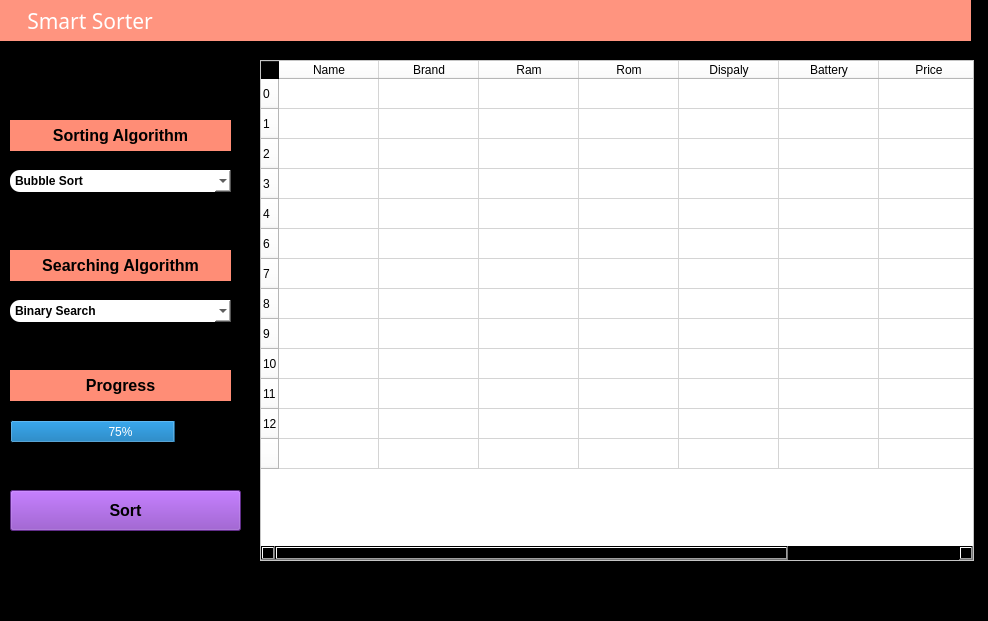
This is GUI Design/smart.ui in saqlainrai/DSA-Mid-Project as Qt 5 draws it before an edit. The edited form follows.
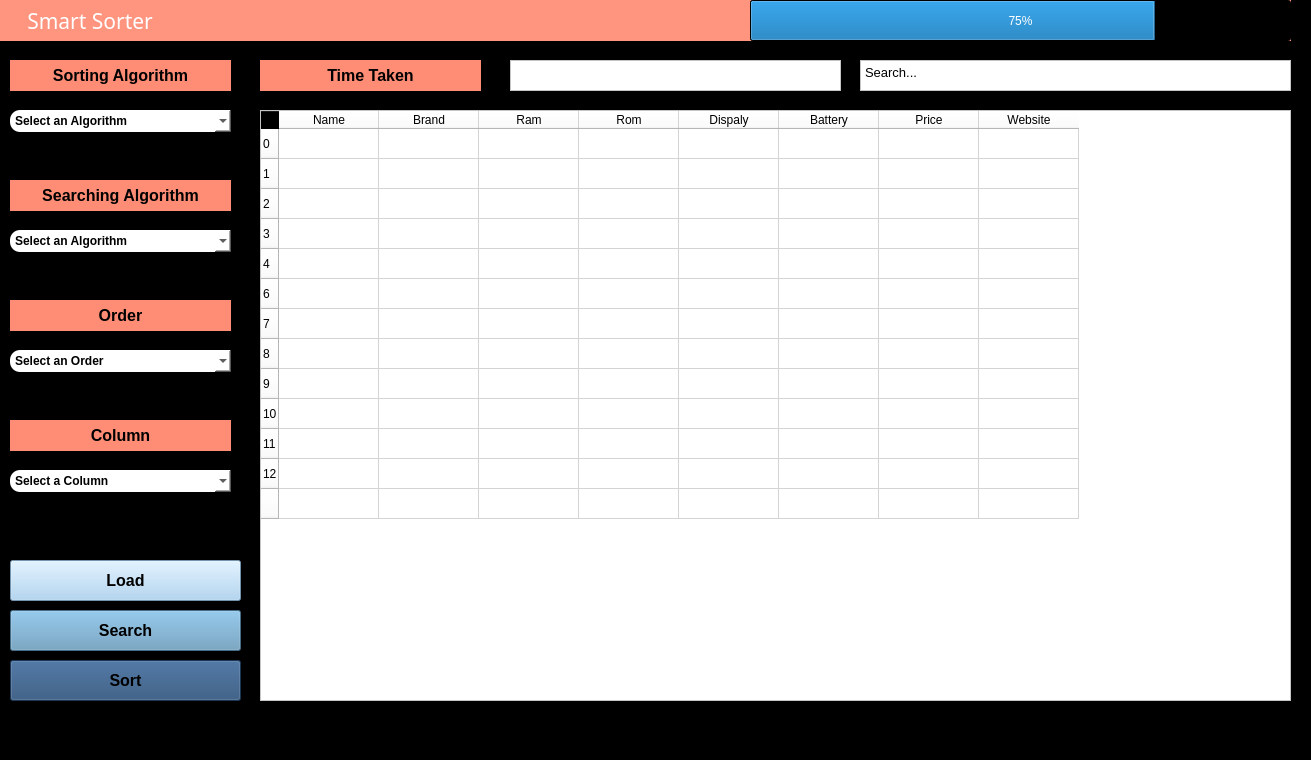
This is the edited form.

Commit message: Updated Form Functionality

The edit to the form file:
```diff
--- a/GUI Design/smart.ui
+++ b/GUI Design/smart.ui
@@ -2,12 +2,15 @@
 <ui version="4.0">
  <class>MainWindow</class>
  <widget class="QMainWindow" name="MainWindow">
+  <property name="enabled">
+   <bool>true</bool>
+  </property>
   <property name="geometry">
    <rect>
     <x>0</x>
     <y>0</y>
-    <width>988</width>
-    <height>621</height>
+    <width>1311</width>
+    <height>760</height>
    </rect>
   </property>
   <property name="windowTitle">
@@ -23,7 +26,7 @@
      <rect>
       <x>0</x>
       <y>0</y>
-      <width>971</width>
+      <width>1291</width>
       <height>41</height>
      </rect>
     </property>
@@ -45,7 +48,7 @@
     <property name="geometry">
      <rect>
       <x>10</x>
-      <y>170</y>
+      <y>110</y>
       <width>221</width>
       <height>22</height>
      </rect>
@@ -57,10 +60,14 @@
      </font>
     </property>
     <property name="styleSheet">
-     <string notr="true">background-color: rgb(255, 159, 127);
-background-color: rgb(255, 255, 255);
+     <string notr="true">background-color: rgb(255, 255, 255);
 border-radius:10px;</string>
     </property>
+    <item>
+     <property name="text">
+      <string>Select an Algorithm</string>
+     </property>
+    </item>
     <item>
      <property name="text">
       <string>Bubble Sort</string>
@@ -106,9 +113,9 @@
     <property name="geometry">
      <rect>
       <x>260</x>
-      <y>60</y>
-      <width>714</width>
-      <height>501</height>
+      <y>110</y>
+      <width>1031</width>
+      <height>591</height>
      </rect>
     </property>
     <property name="sizePolicy">
@@ -117,12 +124,6 @@
       <verstretch>0</verstretch>
      </sizepolicy>
     </property>
-    <property name="maximumSize">
-     <size>
-      <width>714</width>
-      <height>16777215</height>
-     </size>
-    </property>
     <property name="styleSheet">
      <string notr="true">background-color: rgb(255, 255, 255);</string>
     </property>
@@ -235,10 +236,10 @@
    <widget class="QProgressBar" name="progressBar">
     <property name="geometry">
      <rect>
-      <x>10</x>
-      <y>420</y>
-      <width>221</width>
-      <height>23</height>
+      <x>750</x>
+      <y>0</y>
+      <width>541</width>
+      <height>41</height>
      </rect>
     </property>
     <property name="styleSheet">
@@ -252,7 +253,7 @@
     <property name="geometry">
      <rect>
       <x>10</x>
-      <y>370</y>
+      <y>420</y>
       <width>221</width>
       <height>31</height>
      </rect>
@@ -268,7 +269,7 @@
      <string notr="true">background-color: rgb(255, 141, 118);</string>
     </property>
     <property name="text">
-     <string>Progress</string>
+     <string>Column</string>
     </property>
     <property name="alignment">
      <set>Qt::AlignCenter</set>
@@ -278,7 +279,7 @@
     <property name="geometry">
      <rect>
       <x>10</x>
-      <y>250</y>
+      <y>180</y>
       <width>221</width>
       <height>31</height>
      </rect>
@@ -304,7 +305,7 @@
     <property name="geometry">
      <rect>
       <x>10</x>
-      <y>300</y>
+      <y>230</y>
       <width>221</width>
       <height>22</height>
      </rect>
@@ -316,10 +317,14 @@
      </font>
     </property>
     <property name="styleSheet">
-     <string notr="true">background-color: rgb(255, 159, 127);
-background-color: rgb(255, 255, 255);
+     <string notr="true">background-color: rgb(255, 255, 255);
 border-radius:10px;</string>
     </property>
+    <item>
+     <property name="text">
+      <string>Select an Algorithm</string>
+     </property>
+    </item>
     <item>
      <property name="text">
       <string>Binary Search</string>
@@ -330,7 +335,7 @@
     <property name="geometry">
      <rect>
       <x>10</x>
-      <y>120</y>
+      <y>60</y>
       <width>221</width>
       <height>31</height>
      </rect>
@@ -356,7 +361,7 @@
     <property name="geometry">
      <rect>
       <x>10</x>
-      <y>490</y>
+      <y>660</y>
       <width>231</width>
       <height>41</height>
      </rect>
@@ -369,12 +374,259 @@
      </font>
     </property>
     <property name="styleSheet">
-     <string notr="true">background-color: #883fc0</string>
+     <string notr="true">background-color: #274c77;
+color: #000
+
+</string>
     </property>
     <property name="text">
      <string>Sort</string>
     </property>
    </widget>
+   <widget class="QLabel" name="label_4">
+    <property name="geometry">
+     <rect>
+      <x>10</x>
+      <y>300</y>
+      <width>221</width>
+      <height>31</height>
+     </rect>
+    </property>
+    <property name="font">
+     <font>
+      <pointsize>12</pointsize>
+      <weight>75</weight>
+      <bold>true</bold>
+     </font>
+    </property>
+    <property name="styleSheet">
+     <string notr="true">background-color: rgb(255, 141, 118);</string>
+    </property>
+    <property name="text">
+     <string>Order</string>
+    </property>
+    <property name="alignment">
+     <set>Qt::AlignCenter</set>
+    </property>
+   </widget>
+   <widget class="QComboBox" name="comboBox_3">
+    <property name="geometry">
+     <rect>
+      <x>10</x>
+      <y>350</y>
+      <width>221</width>
+      <height>22</height>
+     </rect>
+    </property>
+    <property name="font">
+     <font>
+      <weight>75</weight>
+      <bold>true</bold>
+     </font>
+    </property>
+    <property name="styleSheet">
+     <string notr="true">background-color: rgb(255, 255, 255);
+border-radius:10px;</string>
+    </property>
+    <item>
+     <property name="text">
+      <string>Select an Order</string>
+     </property>
+    </item>
+    <item>
+     <property name="text">
+      <string>Ascending</string>
+     </property>
+    </item>
+    <item>
+     <property name="text">
+      <string>Descending</string>
+     </property>
+    </item>
+   </widget>
+   <widget class="QPushButton" name="searchBtn">
+    <property name="geometry">
+     <rect>
+      <x>10</x>
+      <y>610</y>
+      <width>231</width>
+      <height>41</height>
+     </rect>
+    </property>
+    <property name="font">
+     <font>
+      <pointsize>12</pointsize>
+      <weight>75</weight>
+      <bold>true</bold>
+     </font>
+    </property>
+    <property name="styleSheet">
+     <string notr="true">background-color: #6096ba</string>
+    </property>
+    <property name="text">
+     <string>Search</string>
+    </property>
+   </widget>
+   <widget class="QPlainTextEdit" name="plainTextEdit">
+    <property name="geometry">
+     <rect>
+      <x>860</x>
+      <y>60</y>
+      <width>431</width>
+      <height>31</height>
+     </rect>
+    </property>
+    <property name="font">
+     <font>
+      <pointsize>10</pointsize>
+      <weight>50</weight>
+      <bold>false</bold>
+     </font>
+    </property>
+    <property name="styleSheet">
+     <string notr="true">background-color: #fff</string>
+    </property>
+    <property name="plainText">
+     <string>Search...</string>
+    </property>
+   </widget>
+   <widget class="QPushButton" name="loadBtn">
+    <property name="geometry">
+     <rect>
+      <x>10</x>
+      <y>560</y>
+      <width>231</width>
+      <height>41</height>
+     </rect>
+    </property>
+    <property name="font">
+     <font>
+      <pointsize>12</pointsize>
+      <weight>75</weight>
+      <bold>true</bold>
+     </font>
+    </property>
+    <property name="styleSheet">
+     <string notr="true">background-color: #a3cef1</string>
+    </property>
+    <property name="text">
+     <string>Load</string>
+    </property>
+   </widget>
+   <widget class="QComboBox" name="comboBox_4">
+    <property name="geometry">
+     <rect>
+      <x>10</x>
+      <y>470</y>
+      <width>221</width>
+      <height>22</height>
+     </rect>
+    </property>
+    <property name="font">
+     <font>
+      <weight>75</weight>
+      <bold>true</bold>
+     </font>
+    </property>
+    <property name="styleSheet">
+     <string notr="true">background-color: rgb(255, 255, 255);
+border-radius:10px;</string>
+    </property>
+    <item>
+     <property name="text">
+      <string>Select a Column</string>
+     </property>
+    </item>
+    <item>
+     <property name="text">
+      <string>Name</string>
+     </property>
+    </item>
+    <item>
+     <property name="text">
+      <string>Brand</string>
+     </property>
+    </item>
+    <item>
+     <property name="text">
+      <string>Ram</string>
+     </property>
+    </item>
+    <item>
+     <property name="text">
+      <string>Rom</string>
+     </property>
+    </item>
+    <item>
+     <property name="text">
+      <string>Display</string>
+     </property>
+    </item>
+    <item>
+     <property name="text">
+      <string>Battery</string>
+     </property>
+    </item>
+    <item>
+     <property name="text">
+      <string>Price</string>
+     </property>
+    </item>
+    <item>
+     <property name="text">
+      <string>Website</string>
+     </property>
+    </item>
+   </widget>
+   <widget class="QLabel" name="label_5">
+    <property name="geometry">
+     <rect>
+      <x>260</x>
+      <y>60</y>
+      <width>221</width>
+      <height>31</height>
+     </rect>
+    </property>
+    <property name="font">
+     <font>
+      <pointsize>12</pointsize>
+      <weight>75</weight>
+      <bold>true</bold>
+     </font>
+    </property>
+    <property name="styleSheet">
+     <string notr="true">background-color: rgb(255, 141, 118);</string>
+    </property>
+    <property name="text">
+     <string>Time Taken</string>
+    </property>
+    <property name="alignment">
+     <set>Qt::AlignCenter</set>
+    </property>
+   </widget>
+   <widget class="QPlainTextEdit" name="plainTextEdit_2">
+    <property name="geometry">
+     <rect>
+      <x>510</x>
+      <y>60</y>
+      <width>331</width>
+      <height>31</height>
+     </rect>
+    </property>
+    <property name="font">
+     <font>
+      <pointsize>10</pointsize>
+      <weight>50</weight>
+      <bold>false</bold>
+     </font>
+    </property>
+    <property name="styleSheet">
+     <string notr="true">background-color: #fff</string>
+    </property>
+    <property name="plainText">
+     <string/>
+    </property>
+   </widget>
   </widget>
   <widget class="QMenuBar" name="menubar">
    <property name="geometry">
```
Left out of the diff: 2 changed lines with no effect on the pictures. The commit also changes 7 other files.
